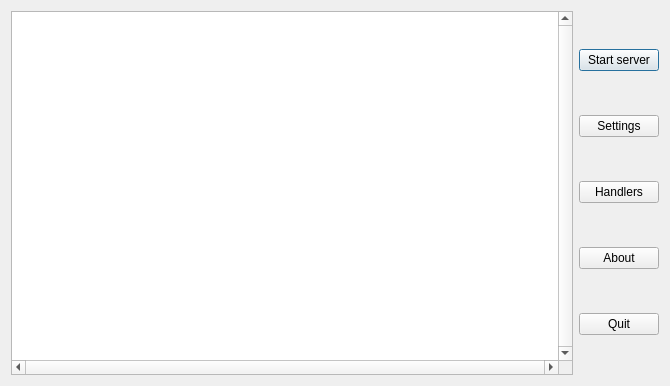
Old version of the form server/maindialog.ui in the repository Letractively/sj-http-server.
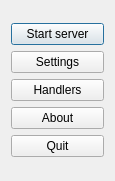
New version of the form.

Commit message: Complete list of Status Codes; removing log widget from main window

```diff
--- a/server/maindialog.ui
+++ b/server/maindialog.ui
@@ -6,8 +6,8 @@
    <rect>
     <x>0</x>
     <y>0</y>
-    <width>670</width>
-    <height>386</height>
+    <width>115</width>
+    <height>181</height>
    </rect>
   </property>
   <property name="windowTitle">
@@ -16,20 +16,6 @@
   <layout class="QGridLayout" name="gridLayout">
    <item row="0" column="0">
     <layout class="QHBoxLayout" name="horizontalLayout">
-     <item>
-      <layout class="QVBoxLayout" name="verticalLayout_2">
-       <item>
-        <widget class="QListWidget" name="listWidget">
-         <property name="verticalScrollBarPolicy">
-          <enum>Qt::ScrollBarAlwaysOn</enum>
-         </property>
-         <property name="horizontalScrollBarPolicy">
-          <enum>Qt::ScrollBarAlwaysOn</enum>
-         </property>
-        </widget>
-       </item>
-      </layout>
-     </item>
      <item>
       <layout class="QVBoxLayout" name="verticalLayout">
        <item>
```
The commit also changes 6 other files.
